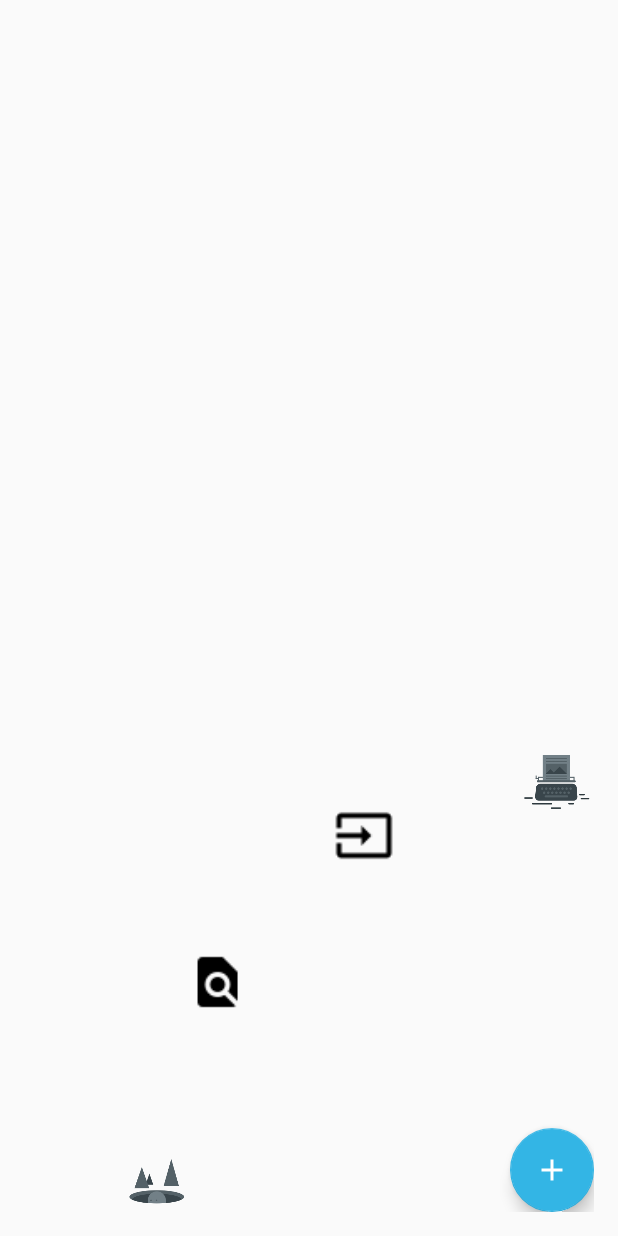
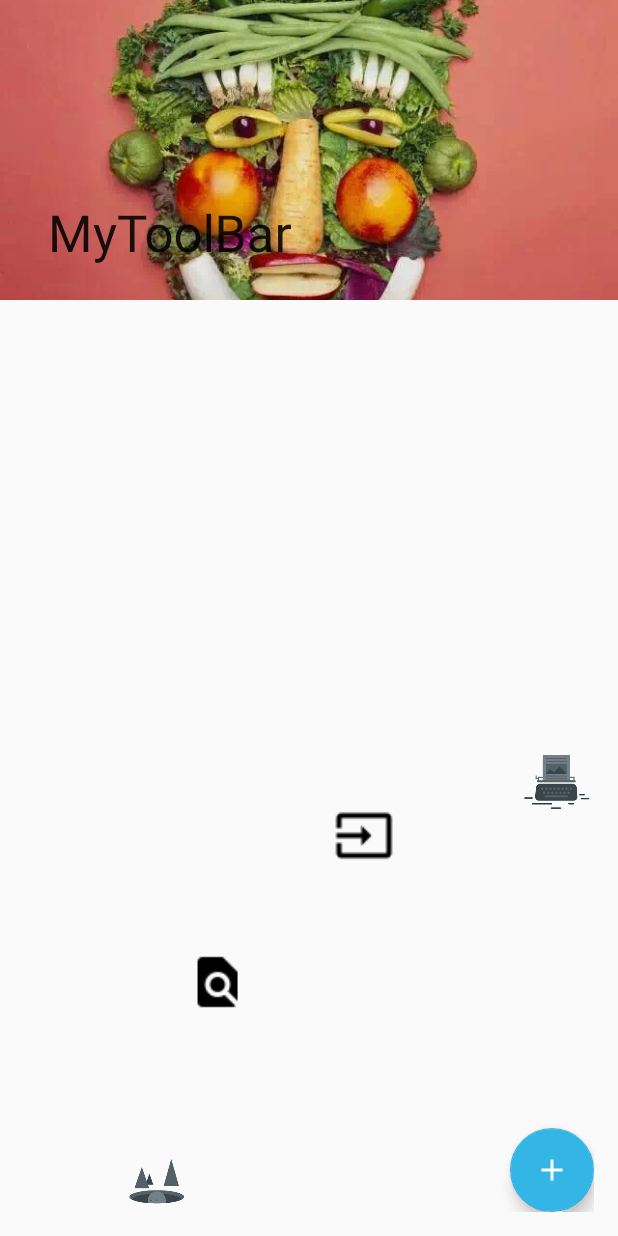
Before and after one commit to jcj123/ToDoList, an Android app: the screen it shows after launch (MainActivity), after a tap on an icon or button, on a phone screen of 412 x 824 dp. Run offline under Robolectric (Android 15) with nearby library versions, the phone set to English and light mode, and no system bars.

Commit message:
navigationView在每个界面都可以显示的功能完成。每一个listview条目都加上了LayoutAnimation动画效果，状态栏NestedScrollView效果完成

```diff
--- a/addlistview/src/main/AndroidManifest.xml
+++ b/addlistview/src/main/AndroidManifest.xml
@@ -4,14 +4,14 @@
 
     <application
         android:allowBackup="true"
-        android:icon="@mipmap/paper"
+        android:icon="@mipmap/todolist"
         android:label="@string/app_name"
         android:supportsRtl="true"
         android:theme="@style/AppTheme">
         <activity
             android:name=".MainActivity"
             android:label="@string/app_name"
-            android:theme="@style/AppTheme.NoActionBar">
+            android:theme="@style/AppTheme">
             <intent-filter>
                 <action android:name="android.intent.action.MAIN" />
 
@@ -19,6 +19,7 @@
             </intent-filter>
         </activity>
         <activity android:name=".AddActivity"></activity>
+        <activity android:name=".BaseActivity"></activity>
     </application>
 
 </manifest>
--- a/addlistview/src/main/java/com/qs/jcj/addlistview/MainActivity.java
+++ b/addlistview/src/main/java/com/qs/jcj/addlistview/MainActivity.java
@@ -9,9 +9,11 @@ import android.graphics.Color;
 import android.os.Bundle;
 import android.support.design.widget.FloatingActionButton;
 import android.support.design.widget.NavigationView;
+import android.support.v4.widget.DrawerLayout;
 import android.support.v7.app.AppCompatActivity;
 import android.text.TextUtils;
 import android.view.MenuItem;
+import android.view.MotionEvent;
 import android.view.View;
 import android.view.ViewGroup;
 import android.view.Window;
@@ -21,18 +23,21 @@ import android.widget.Button;
 import android.widget.ImageView;
 import android.widget.ListView;
 import android.widget.TextView;
+import android.widget.Toast;
 
 import com.qs.jcj.addlistview.adapter.ToDoAdapter;
 import com.qs.jcj.addlistview.dao.ToDoDao;
 import com.qs.jcj.addlistview.domain.Item;
+import com.qs.jcj.addlistview.utils.AnimationUtils;
 import com.qs.jcj.addlistview.view.ItemView;
+import com.qs.jcj.addlistview.view.NestListView;
 
 import java.util.ArrayList;
 import java.util.List;
 
-public class MainActivity extends AppCompatActivity implements NavigationView.OnNavigationItemSelectedListener, View.OnClickListener {
+public class MainActivity extends AppCompatActivity implements View.OnClickListener, NavigationView.OnNavigationItemSelectedListener {
 
-    private ListView myListView;
+    private NestListView myListView;
     private List<Item> itemlist = new ArrayList<>();
     private ToDoAdapter myAdapter;
     private ToDoDao dao;
@@ -43,6 +48,7 @@ public class MainActivity extends AppCompatActivity implements NavigationView.On
     private Button search;
     private Button share;
     private boolean isMenuOpen;//fab的menu是否已经打开
+    private DrawerLayout drawerLayout;
 
     @Override
     protected void onCreate(Bundle savedInstanceState) {
@@ -73,80 +79,49 @@ public class MainActivity extends AppCompatActivity implements NavigationView.On
         animator.addListener(new AnimatorListenerAdapter() {
             @Override
             public void onAnimationEnd(Animator animation) {
-                int radius = 400;
-                int total = 4;
                 if (!isMenuOpen) {
-                    isMenuOpen = true;
-                    openCircleAnimation(add_item, 0, total, radius);
-                    openCircleAnimation(question, 3, total, radius);
-                    openCircleAnimation(search, 2, total, radius);
-                    openCircleAnimation(share, 1, total, radius);
+                    openMenu();
                 } else {
-                    isMenuOpen = false;
-                    closeCircleAnimation(add_item, 0, total, radius);
-                    closeCircleAnimation(question, 3, total, radius);
-                    closeCircleAnimation(search, 2, total, radius);
-                    closeCircleAnimation(share, 1, total, radius);
+                    closeMenu();
                 }
             }
         });
-        animator.setDuration(400);
+        animator.setDuration(300);
         animator.setInterpolator(new BounceInterpolator());
         animator.start();
     }
 
     /**
-     * 点击悬浮的fab按钮后，关闭圆弧形动画，包括执行的各种按钮
+     * 打开fab 菜单
      */
-    private void closeCircleAnimation(View view, int index, int total, int radius) {
-        double degree = 90 * index / (total - 1);
-        final double radians = Math.toRadians(degree);
-        final float translationY = (float) (radius * Math.cos(radians));
-        final float translationX = (float) (radius * Math.sin(radians));
-        if (view.getVisibility() != View.VISIBLE) {
-            view.setVisibility(View.VISIBLE);
-        }
-        AnimatorSet set = new AnimatorSet();
-        //包含平移、缩放和透明度动画
-        set.playTogether(
-                ObjectAnimator.ofFloat(view, "translationX", -translationX, 0),
-                ObjectAnimator.ofFloat(view, "translationY", -translationY, 0),
-                ObjectAnimator.ofFloat(view, "scaleX", 1f, 0f),
-                ObjectAnimator.ofFloat(view, "scaleY", 1f, 0f),
-                ObjectAnimator.ofFloat(view, "alpha", 1f, 0));
-        //动画周期为 500ms
-        set.setDuration(1 * 500).start();
+    private void openMenu() {
+        isMenuOpen = true;
+        int radius = 400;
+        int total = 4;
+        AnimationUtils.openCircleAnimation(add_item, 0, total, radius);
+        AnimationUtils.openCircleAnimation(question, 3, total, radius);
+        AnimationUtils.openCircleAnimation(search, 2, total, radius);
+        AnimationUtils.openCircleAnimation(share, 1, total, radius);
     }
 
     /**
-     * 点击悬浮的fab按钮后，弹出圆弧形动画，包括执行的各种按钮
+     * 关闭fab 菜单
      */
-    private void openCircleAnimation(View view, int index, int total, int radius) {
-        double degree = 90 * index / (total - 1);
-        final double radians = Math.toRadians(degree);
-        final float translationY = (float) (radius * Math.cos(radians));
-        final float translationX = (float) (radius * Math.sin(radians));
-        if (view.getVisibility() != View.VISIBLE) {
-            view.setVisibility(View.VISIBLE);
-        }
-        AnimatorSet set = new AnimatorSet();
-        //包含平移、缩放和透明度动画
-        set.playTogether(
-                ObjectAnimator.ofFloat(view, "translationX", 0, -translationX),
-                ObjectAnimator.ofFloat(view, "translationY", 0, -translationY),
-                ObjectAnimator.ofFloat(view, "scaleX", 0f, 1f),
-                ObjectAnimator.ofFloat(view, "scaleY", 0f, 1f),
-                ObjectAnimator.ofFloat(view, "alpha", 0f, 1));
-        //动画周期为 500ms
-        set.setDuration(1 * 500).start();
+    private void closeMenu() {
+        isMenuOpen = false;
+        int radius = 400;
+        int total = 4;
+        AnimationUtils.closeCircleAnimation(add_item, 0, total, radius);
+        AnimationUtils.closeCircleAnimation(question, 3, total, radius);
+        AnimationUtils.closeCircleAnimation(search, 2, total, radius);
+        AnimationUtils.closeCircleAnimation(share, 1, total, radius);
+    }
 
-    }
 
     /**
      * 初始化UI
      */
     private void initUI() {
-        requestWindowFeature(Window.FEATURE_NO_TITLE);
         setContentView(R.layout.activity_main);
         fab = (FloatingActionButton) findViewById(R.id.fab);
         add_item = (Button) findViewById(R.id.add_item);
@@ -154,16 +129,19 @@ public class MainActivity extends AppCompatActivity implements NavigationView.On
         search = (Button) findViewById(R.id.search);
         share = (Button) findViewById(R.id.share);
 
-        myListView = (ListView) findViewById(R.id.lv);
+        drawerLayout = (DrawerLayout) findViewById(R.id.drawer_layout);
+
         NavigationView navigationView = (NavigationView) findViewById(R.id.nav_view);
         navigationView.setCheckedItem(R.id.main);
         navigationView.setNavigationItemSelectedListener(this);
+        myListView = (NestListView) findViewById(R.id.lv);
+
     }
 
     private void initData() {
         dao = new ToDoDao(this);
         itemlist = dao.findAll();
-
+        System.out.println("itemlist="+itemlist);
         if (myAdapter == null) {
             myAdapter = new ToDoAdapter(itemlist, this, dao);
         }
@@ -185,16 +163,6 @@ public class MainActivity extends AppCompatActivity implements NavigationView.On
         }
     }
 
-    @Override
-    public boolean onNavigationItemSelected(MenuItem item) {
-        switch (item.getItemId()) {
-            case R.id.main:
-                break;
-
-        }
-        return false;
-    }
-
     /**
      * fab菜单打开后各个按钮的点击时间
      *
@@ -206,7 +174,18 @@ public class MainActivity extends AppCompatActivity implements NavigationView.On
             case R.id.add_item:
                 Intent intent = new Intent(MainActivity.this, AddActivity.class);
                 startActivityForResult(intent, 1);
+                closeMenu();
                 break;
         }
     }
+    @Override
+    public boolean onNavigationItemSelected(MenuItem item) {
+        switch (item.getItemId()) {
+            case R.id.setting:
+                Toast.makeText(this, "setting", Toast.LENGTH_SHORT).show();
+                break;
+
+        }
+        return true;
+    }
 }
--- /dev/null
+++ b/addlistview/src/main/java/com/qs/jcj/addlistview/utils/AnimationUtils.java
@@ -0,0 +1,57 @@
+package com.qs.jcj.addlistview.utils;
+
+import android.animation.AnimatorSet;
+import android.animation.ObjectAnimator;
+import android.view.View;
+
+/**
+ * Created by jcj on 16/5/3.
+ */
+public class AnimationUtils {
+    /**
+     * 点击悬浮的fab按钮后，关闭圆弧形动画，包括执行的各种按钮
+     */
+    public static void closeCircleAnimation(View view, int index, int total, int radius) {
+        double degree = 90 * index / (total - 1);
+        final double radians = Math.toRadians(degree);
+        final float translationY = (float) (radius * Math.cos(radians));
+        final float translationX = (float) (radius * Math.sin(radians));
+        if (view.getVisibility() != View.VISIBLE) {
+            view.setVisibility(View.VISIBLE);
+        }
+        AnimatorSet set = new AnimatorSet();
+        //包含平移、缩放和透明度动画
+        set.playTogether(
+                ObjectAnimator.ofFloat(view, "translationX", -translationX, 0),
+                ObjectAnimator.ofFloat(view, "translationY", -translationY, 0),
+                ObjectAnimator.ofFloat(view, "scaleX", 1f, 0f),
+                ObjectAnimator.ofFloat(view, "scaleY", 1f, 0f),
+                ObjectAnimator.ofFloat(view, "alpha", 1f, 0));
+        //动画周期为 500ms
+        set.setDuration(1 * 400).start();
+    }
+
+    /**
+     * 点击悬浮的fab按钮后，弹出圆弧形动画，包括执行的各种按钮
+     */
+    public static void openCircleAnimation(View view, int index, int total, int radius) {
+        double degree = 90 * index / (total - 1);
+        final double radians = Math.toRadians(degree);
+        final float translationY = (float) (radius * Math.cos(radians));
+        final float translationX = (float) (radius * Math.sin(radians));
+        if (view.getVisibility() != View.VISIBLE) {
+            view.setVisibility(View.VISIBLE);
+        }
+        AnimatorSet set = new AnimatorSet();
+        //包含平移、缩放和透明度动画
+        set.playTogether(
+                ObjectAnimator.ofFloat(view, "translationX", 0, -translationX),
+                ObjectAnimator.ofFloat(view, "translationY", 0, -translationY),
+                ObjectAnimator.ofFloat(view, "scaleX", 0f, 1f),
+                ObjectAnimator.ofFloat(view, "scaleY", 0f, 1f),
+                ObjectAnimator.ofFloat(view, "alpha", 0f, 1));
+        //动画周期为 500ms
+        set.setDuration(1 * 400).start();
+
+    }
+}
--- /dev/null
+++ b/addlistview/src/main/java/com/qs/jcj/addlistview/view/NestListView.java
@@ -0,0 +1,90 @@
+package com.qs.jcj.addlistview.view;
+
+import android.content.Context;
+import android.util.AttributeSet;
+import android.view.MotionEvent;
+import android.view.View;
+import android.view.ViewGroup;
+import android.widget.AbsListView;
+import android.widget.ListAdapter;
+import android.widget.ListView;
+
+/**
+ * Created by jcj on 16/5/5.
+ */
+public class NestListView extends ListView implements View.OnTouchListener,
+        AbsListView.OnScrollListener {
+
+    private int listViewTouchAction;
+    private static final int MAXIMUM_LIST_ITEMS_VIEWABLE = 99;
+
+    public NestListView(Context context, AttributeSet attrs) {
+        super(context, attrs);
+        listViewTouchAction = -1;
+        setOnScrollListener(this);
+        setOnTouchListener(this);
+    }
+
+    @Override
+    public void onScroll(AbsListView view, int firstVisibleItem,
+                         int visibleItemCount, int totalItemCount) {
+        if (getAdapter() != null
+                && getAdapter().getCount() > MAXIMUM_LIST_ITEMS_VIEWABLE) {
+            if (listViewTouchAction == MotionEvent.ACTION_MOVE) {
+                scrollBy(0, -1);
+            }
+        }
+    }
+
+    @Override
+    public void onScrollStateChanged(AbsListView view, int scrollState) {
+    }
+
+    @Override
+    protected void onMeasure(int widthMeasureSpec, int heightMeasureSpec) {
+        super.onMeasure(widthMeasureSpec, heightMeasureSpec);
+
+        int newHeight = 0;
+        final int heightMode = MeasureSpec.getMode(heightMeasureSpec);
+        int heightSize = MeasureSpec.getSize(heightMeasureSpec);
+        if (heightMode != MeasureSpec.EXACTLY) {
+            ListAdapter listAdapter = getAdapter();
+            if (listAdapter != null && !listAdapter.isEmpty()) {
+                int listPosition = 0;
+                for (listPosition = 0; listPosition < listAdapter.getCount()
+                        && listPosition < MAXIMUM_LIST_ITEMS_VIEWABLE; listPosition++) {
+                    View listItem = listAdapter.getView(listPosition, null,
+                            this);
+                    // now it will not throw a NPE if listItem is a ViewGroup
+                    // instance
+                    if (listItem instanceof ViewGroup) {
+                        listItem.setLayoutParams(new LayoutParams(
+                                LayoutParams.WRAP_CONTENT,
+                                LayoutParams.WRAP_CONTENT));
+                    }
+                    listItem.measure(widthMeasureSpec, heightMeasureSpec);
+                    newHeight += listItem.getMeasuredHeight();
+                }
+                newHeight += getDividerHeight() * listPosition;
+            }
+            if ((heightMode == MeasureSpec.AT_MOST) && (newHeight > heightSize)) {
+                if (newHeight > heightSize) {
+                    newHeight = heightSize;
+                }
+            }
+        } else {
+            newHeight = getMeasuredHeight();
+        }
+        setMeasuredDimension(getMeasuredWidth(), newHeight);
+    }
+
+    public boolean onTouch(View v, MotionEvent event) {
+        if (getAdapter() != null
+                && getAdapter().getCount() > MAXIMUM_LIST_ITEMS_VIEWABLE) {
+            if (listViewTouchAction == MotionEvent.ACTION_MOVE) {
+                scrollBy(0, 1);
+            }
+        }
+        return false;
+    }
+}
--- /dev/null
+++ b/addlistview/src/main/res/anim/item_layout_anim.xml
@@ -0,0 +1,6 @@
+<?xml version="1.0" encoding="utf-8"?>
+<layoutAnimation xmlns:android="http://schemas.android.com/apk/res/android"
+    android:delay="0.8"
+    android:animationOrder="normal"
+    android:animation="@anim/left_side_anim">
+</layoutAnimation>
--- /dev/null
+++ b/addlistview/src/main/res/anim/left_side_anim.xml
@@ -0,0 +1,6 @@
+<?xml version="1.0" encoding="utf-8"?>
+<set xmlns:android="http://schemas.android.com/apk/res/android"
+    android:duration="300">
+    <translate android:fromXDelta="-50%" android:toXDelta="0"></translate>
+    <alpha android:fromAlpha="0.0" android:toAlpha="1.0"></alpha>
+</set>
--- a/addlistview/src/main/res/layout/activity_main.xml
+++ b/addlistview/src/main/res/layout/activity_main.xml
@@ -14,13 +14,5 @@
         android:layout_width="match_parent"
         android:layout_height="match_parent" />
 
-    <android.support.design.widget.NavigationView
-        android:id="@+id/nav_view"
-        android:layout_width="wrap_content"
-        android:layout_height="match_parent"
-        android:layout_gravity="start"
-        android:fitsSystemWindows="true"
-        app:headerLayout="@layout/nav_header_main"
-        app:menu="@menu/activity_main_drawer" />
-
+    <include layout="@layout/activity_base"></include>
 </android.support.v4.widget.DrawerLayout>
--- a/addlistview/src/main/res/layout/app_bar_main.xml
+++ b/addlistview/src/main/res/layout/app_bar_main.xml
@@ -1,14 +1,43 @@
 <?xml version="1.0" encoding="utf-8"?>
-<android.support.design.widget.CoordinatorLayout xmlns:android="http://schemas.android.com/apk/res/android"
+<android.support.design.widget.CoordinatorLayout
+    xmlns:android="http://schemas.android.com/apk/res/android"
     xmlns:app="http://schemas.android.com/apk/res-auto"
     xmlns:tools="http://schemas.android.com/tools"
+    android:id="@+id/cl"
     android:layout_width="match_parent"
     android:layout_height="match_parent"
-    android:fitsSystemWindows="true"
     tools:context="com.qs.jcj.addlistview.MainActivity">
+    <android.support.design.widget.AppBarLayout
+        android:layout_width="match_parent"
+        android:layout_height="200dp">
+
+        <android.support.design.widget.CollapsingToolbarLayout
+            android:layout_width="match_parent"
+            android:layout_height="200dp"
+            app:title="MyToolBar"
+            app:collapsedTitleGravity="right"
+            app:expandedTitleGravity="left|bottom"
+            app:contentScrim="@color/colorPrimary"
+            app:layout_scrollFlags="scroll|enterAlwaysCollapsed|exitUntilCollapsed">
+
+            <ImageView
+                android:layout_width="match_parent"
+                android:layout_height="match_parent"
+                android:scaleType="centerCrop"
+                android:src="@drawable/food"
+                app:layout_collapseMode="parallax"
+                app:layout_collapseParallaxMultiplier="0.5"/>
+
+            <android.support.v7.widget.Toolbar
+                android:id="@+id/tool_bar"
+                android:layout_width="match_parent"
+                android:layout_height="?attr/actionBarSize"
+                app:layout_collapseMode="pin">
+            </android.support.v7.widget.Toolbar>
+        </android.support.design.widget.CollapsingToolbarLayout>
+    </android.support.design.widget.AppBarLayout>
 
     <include layout="@layout/content_main" />
 
-
     <include layout="@layout/floating_action_button"></include>
 </android.support.design.widget.CoordinatorLayout>
--- a/addlistview/src/main/res/layout/content_main.xml
+++ b/addlistview/src/main/res/layout/content_main.xml
@@ -1,14 +1,16 @@
 <?xml version="1.0" encoding="utf-8"?>
-<LinearLayout xmlns:android="http://schemas.android.com/apk/res/android"
+<android.support.v4.widget.NestedScrollView xmlns:android="http://schemas.android.com/apk/res/android"
+    xmlns:app="http://schemas.android.com/apk/res-auto"
     android:layout_width="match_parent"
     android:layout_height="match_parent"
-    android:orientation="vertical"
+    app:layout_behavior="@string/appbar_scrolling_view_behavior"
     >
 
-    <ListView
+    <com.qs.jcj.addlistview.view.NestListView
         android:id="@+id/lv"
         android:layout_width="match_parent"
         android:layout_height="0dp"
         android:layout_weight="1"
+        android:layoutAnimation="@anim/item_layout_anim"
         />
-</LinearLayout>
+</android.support.v4.widget.NestedScrollView>
--- a/addlistview/src/main/res/menu/activity_main_drawer.xml
+++ b/addlistview/src/main/res/menu/activity_main_drawer.xml
@@ -20,14 +20,16 @@
             android:title="Tools" />
     </group>
 
-    <item android:title="自定义">
+    <item android:title="自定义" >
         <menu>
             <item
                 android:id="@+id/changeItem"
+                android:checkable="true"
                 android:icon="@drawable/ic_menu_share"
                 android:title="切换主题" />
             <item
                 android:id="@+id/setting"
+                android:checkable="true"
                 android:icon="@drawable/ic_menu_send"
                 android:title="设置" />
         </menu>
--- a/addlistview/src/main/res/values/colors.xml
+++ b/addlistview/src/main/res/values/colors.xml
@@ -1,6 +1,6 @@
 <?xml version="1.0" encoding="utf-8"?>
 <resources>
     <color name="colorPrimary">#3F51B5</color>
-    <color name="colorPrimaryDark">#303F9F</color>
+    <color name="colorPrimaryDark">#3F51B5</color>
     <color name="colorAccent">#FF4081</color>
 </resources>
--- a/addlistview/src/main/res/values/strings.xml
+++ b/addlistview/src/main/res/values/strings.xml
@@ -1,4 +1,4 @@
 <resources>
-    <string name="app_name">AddListView</string>
+    <string name="app_name">ToDo!!!</string>
     <string name="action_settings">Settings</string>
 </resources>
--- a/addlistview/src/main/res/values/styles.xml
+++ b/addlistview/src/main/res/values/styles.xml
@@ -3,6 +3,8 @@
     <!-- Base application theme. -->
     <style name="AppTheme" parent="Theme.AppCompat.Light.DarkActionBar">
         <!-- Customize your theme here. -->
+        <item name="windowActionBar">false</item>
+        <item name="windowNoTitle">true</item>
         <item name="colorPrimary">@color/colorPrimary</item>
         <item name="colorPrimaryDark">@color/colorPrimaryDark</item>
         <item name="colorAccent">@color/colorAccent</item>
```
Also changed, not shown: addlistview/src/main/java/com/qs/jcj/addlistview/AddActivity.java (+28 -2 lines), addlistview/src/main/java/com/qs/jcj/addlistview/BaseActivity.java (added, +37 -0 lines), addlistview/src/main/java/com/qs/jcj/addlistview/domain/Item.java (+14 -1 lines), addlistview/src/main/java/com/qs/jcj/addlistview/view/MyCoordinatorLayout.java (added, +23 -0 lines), addlistview/src/main/res/layout/activity_add.xml (+20 -9 lines), addlistview/src/main/res/layout/activity_base.xml (added, +12 -0 lines), addlistview/src/main/res/drawable-hdpi/food.jpg (added).
